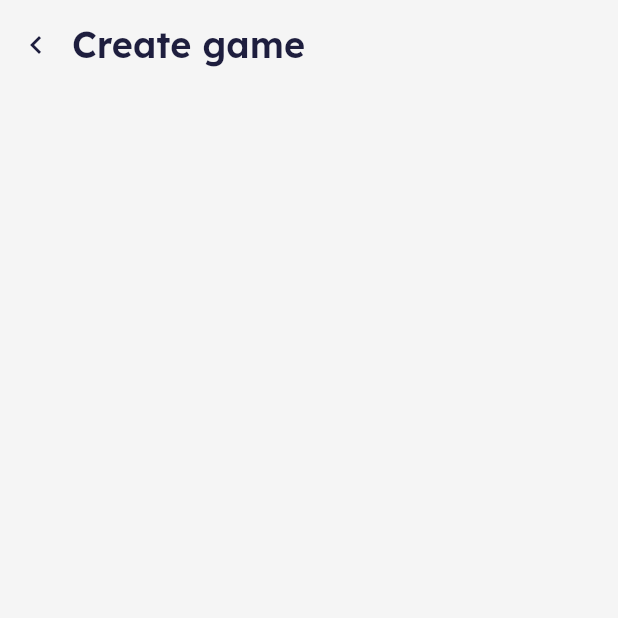
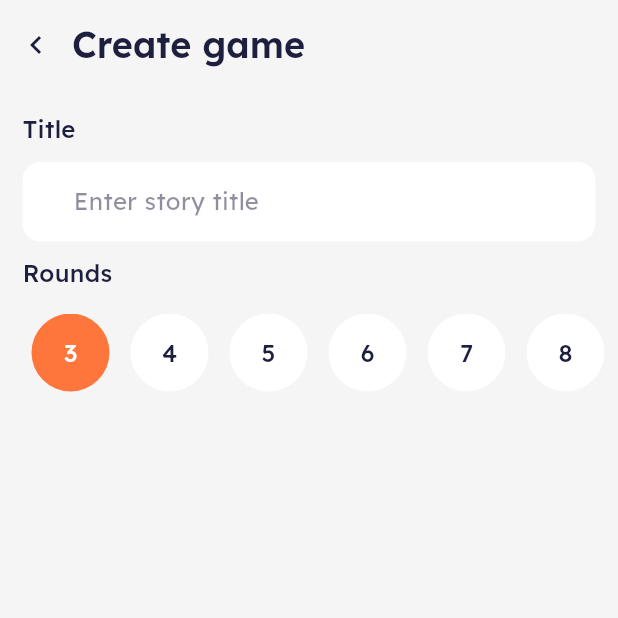
Before and after one commit to JeremyPerezSwift/chronicle_app, a Flutter app: the CreateGamePage screen opened by its route, on a phone screen of 412 x 824 dp, the top half of it. Run offline on Flutter 3.47's test engine with Material 3 defaults, Android fonts, the phone set to English and light mode, and no system bars; our stand-ins replace dio, equatable, firebase_auth, firebase_core, flutter_bloc, flutter_svg and 4 more; accounts and stored records are empty; generated files the repository leaves out were written again.

Commit message:
git add . git commit -m "feat(create_game): add CreateGame body UI and implement reusable NumberPicker widget"

```diff
--- a/lib/features/create_game/presentation/page/create_game_page.dart
+++ b/lib/features/create_game/presentation/page/create_game_page.dart
@@ -1,3 +1,5 @@
+import 'package:chronicle_app/core/ui/widgets/default_text_field.dart';
+import 'package:chronicle_app/features/create_game/presentation/widgets/number_picker.dart';
 import 'package:flutter/material.dart';
 import 'package:go_router/go_router.dart';
 
@@ -15,6 +17,7 @@ class _CreateGamePageState extends State<CreateGamePage> {
   Widget build(BuildContext context) {
     return Scaffold(
       appBar: _buildAppBar(context),
+      body: _buildBody(context),
     );
   }
 
@@ -39,4 +42,38 @@ class _CreateGamePageState extends State<CreateGamePage> {
       toolbarHeight: 60,
     );
   }
+
+  Widget _buildBody(BuildContext context) {
+    return Column(
+      crossAxisAlignment: CrossAxisAlignment.start,
+      children: [
+        Padding(
+          padding: const EdgeInsets.all(15.0),
+          child: Column(
+            crossAxisAlignment: CrossAxisAlignment.start,
+            children: [
+              Text('Title', style: Theme.of(context).textTheme.bodyMedium?.copyWith(fontWeight: FontWeight.w500)),
+              const SizedBox(height: 10),
+              DefaultTextField(
+                hintText: 'Enter story title',
+                borderRadius: BorderRadius.circular(12),
+              ),
+              const SizedBox(height: 10),
+              Text('Rounds', style: Theme.of(context).textTheme.bodyMedium?.copyWith(fontWeight: FontWeight.w500)),
+            ],
+          ),
+        ),
+
+        // ✅ donne une hauteur
+        SizedBox(
+          height: 52, // ajuste selon ton design
+          child: NumberPicker(
+            from: 3,
+            to: 10,
+            onNumberChanged: (value) {},
+          ),
+        ),
+      ],
+    );
+  }
 }
--- /dev/null
+++ b/lib/features/create_game/presentation/widgets/number_picker.dart
@@ -0,0 +1,57 @@
+import 'package:chronicle_app/core/theme/app_colors.dart';
+import 'package:flutter/material.dart';
+
+class NumberPicker extends StatefulWidget {
+  final int from;
+  final int to;
+  final Function(int) onNumberChanged;
+
+  const NumberPicker({
+    super.key,
+    required this.from,
+    required this.to,
+    required this.onNumberChanged,
+  });
+
+  @override
+  State<NumberPicker> createState() => _NumberPickerState();
+}
+
+class _NumberPickerState extends State<NumberPicker> {
+  int? selectedNumber;
+
+  @override
+  void initState() {
+    super.initState();
+    selectedNumber = widget.from;
+  }
+
+  @override
+  Widget build(BuildContext context) {
+    return ListView.separated(
+      //shrinkWrap: true,
+      padding: EdgeInsets.symmetric(horizontal: 15),
+      scrollDirection: Axis.horizontal,
+      itemCount: widget.to - widget.from + 1,
+      itemBuilder: (context, index) {
+        return ElevatedButton(
+          onPressed: () {
+            setState(() {
+              selectedNumber = widget.from + index;
+            });
+          },
+          style: ElevatedButton.styleFrom(
+            shape: CircleBorder(),
+            padding: EdgeInsets.zero,
+            backgroundColor: widget.from + index == selectedNumber ? AppColors.primary : AppColors.surface,
+            foregroundColor: widget.from + index == selectedNumber ? AppColors.surface : AppColors.textColor,
+          ),
+          child: Text('${widget.from + index}'),
+        );
+      },
+      separatorBuilder: (context, index) {
+        return SizedBox(width: 2);
+      },
+    );
+  }
+}
```
